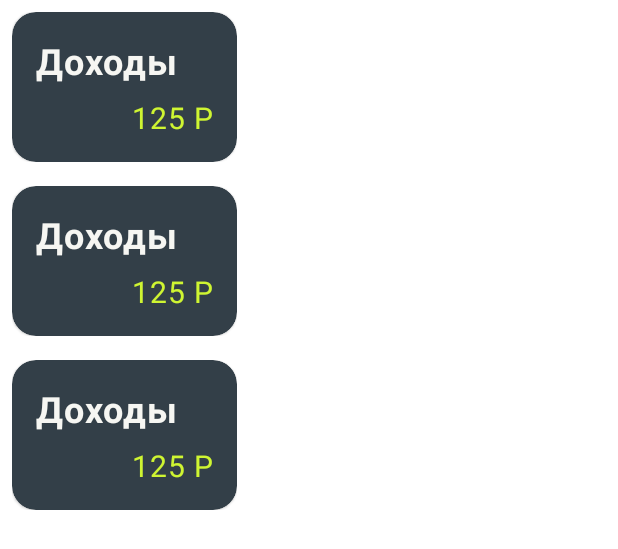
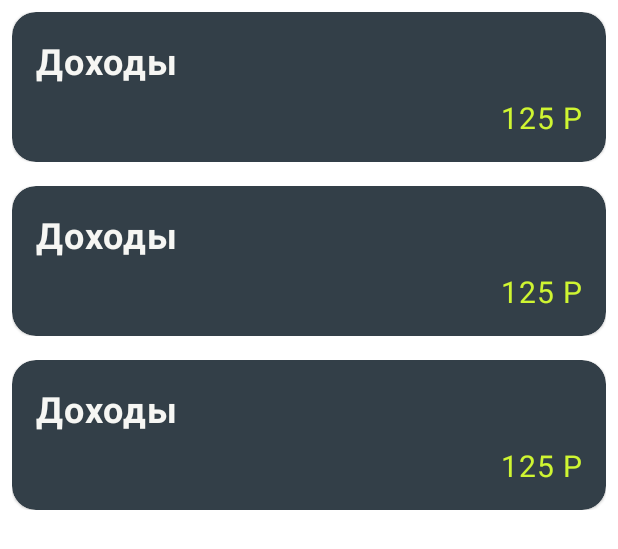
Before and after one commit to extode/FitnessAndFinance, an Android app: the layout fragment_finance.xml on its own in the app's theme, with its tools: preview values and no code run, on a phone screen of 412 x 824 dp. Shown: the top 549 px of the screen. Run offline under Robolectric (Android 15) with nearby library versions, the light colour scheme and no system bars.

Commit message:
StaggeredLayoutManager for finance fragment, night theme added

```diff
--- a/app/src/main/java/com/compilinghappen/fitnessandfinance/finance/FinanceFragment.kt
+++ b/app/src/main/java/com/compilinghappen/fitnessandfinance/finance/FinanceFragment.kt
@@ -6,6 +6,8 @@ import android.view.*
 import androidx.fragment.app.Fragment
 import androidx.fragment.app.viewModels
 import androidx.navigation.fragment.findNavController
+import androidx.recyclerview.widget.LinearLayoutManager
+import androidx.recyclerview.widget.StaggeredGridLayoutManager
 import com.compilinghappen.fitnessandfinance.R
 import com.compilinghappen.fitnessandfinance.databinding.FragmentFinanceBinding
 import com.compilinghappen.fitnessandfinance.room.FNFDatabase
@@ -27,6 +29,7 @@ class FinanceFragment : Fragment() {
 
         val adapter = FinanceAdapter()
         binding.financeRecyclerview.adapter = adapter
+        binding.financeRecyclerview.layoutManager = StaggeredGridLayoutManager(2, LinearLayoutManager.VERTICAL)
 
         viewModel.categoryItems.observe(viewLifecycleOwner) {
             adapter.applyData(it)
--- a/app/src/main/res/drawable/custom_progress_bar.xml
+++ b/app/src/main/res/drawable/custom_progress_bar.xml
@@ -3,7 +3,7 @@
 
     <item android:id="@android:id/background">
         <shape>
-            <solid android:color="#50000000" />
+            <solid android:color="?attr/progressBarBackgroundColor" />
             <corners android:radius="8dp" />
         </shape>
     </item>
@@ -11,7 +11,7 @@
     <item android:id="@android:id/progress">
         <clip>
             <shape>
-                <solid android:color="?colorSecondary"/>
+                <solid android:color="?attr/progressBarForegroundColor" />
                 <corners android:radius="8dp" />
             </shape>
         </clip>
--- a/app/src/main/res/layout/finance_card_item_1.xml
+++ b/app/src/main/res/layout/finance_card_item_1.xml
@@ -10,19 +10,18 @@
     </data>
 
     <FrameLayout
-        android:layout_width="wrap_content"
+        android:layout_width="match_parent"
         android:layout_height="wrap_content"
         android:padding="8dp">
 
         <androidx.cardview.widget.CardView
             android:layout_width="match_parent"
-            android:layout_height="100dp"
+            android:layout_height="wrap_content"
             android:padding="8dp">
 
             <androidx.constraintlayout.widget.ConstraintLayout
                 android:layout_width="match_parent"
-                android:layout_height="match_parent"
-                android:minWidth="150dp">
+                android:layout_height="match_parent">
 
                 <TextView
                     android:id="@+id/finance_card_item_2_title"
@@ -43,11 +42,13 @@
                     cash="@{categoryItem.cash}"
                     android:layout_width="wrap_content"
                     android:layout_height="wrap_content"
+                    android:layout_marginTop="8dp"
                     android:layout_marginEnd="16dp"
                     android:layout_marginBottom="16dp"
                     android:textAppearance="@style/TextAppearance.FitnessNFinance.CardView.Content"
                     app:layout_constraintBottom_toBottomOf="parent"
                     app:layout_constraintEnd_toEndOf="parent"
+                    app:layout_constraintTop_toBottomOf="@+id/finance_card_item_2_title"
                     tools:text="125 Р" />
 
             </androidx.constraintlayout.widget.ConstraintLayout>
--- a/app/src/main/res/layout/finance_card_item_2.xml
+++ b/app/src/main/res/layout/finance_card_item_2.xml
@@ -58,6 +58,7 @@
                     cash="@{categoryItem.cash}"
                     android:layout_width="0dp"
                     android:layout_height="wrap_content"
+                    android:layout_marginTop="8dp"
                     android:layout_marginEnd="16dp"
                     android:layout_marginBottom="8dp"
                     android:textAlignment="viewEnd"
--- a/app/src/main/res/layout/fragment_finance.xml
+++ b/app/src/main/res/layout/fragment_finance.xml
@@ -10,7 +10,6 @@
         android:id="@+id/finance_recyclerview"
         android:layout_width="match_parent"
         android:layout_height="match_parent"
-        app:layoutManager="androidx.recyclerview.widget.LinearLayoutManager"
         tools:listitem="@layout/finance_card_item_1" />
 
 </FrameLayout>
--- a/app/src/main/res/values-night/themes.xml
+++ b/app/src/main/res/values-night/themes.xml
@@ -2,17 +2,19 @@
     <!-- Base application theme. -->
     <style name="Theme.Fitnessandfinance" parent="Theme.MaterialComponents.DayNight.DarkActionBar">
         <!-- Primary brand color. -->
-        <item name="colorPrimary">@color/purple_200</item>
-        <item name="colorPrimaryVariant">@color/purple_700</item>
-        <item name="colorOnPrimary">@color/black</item>
+        <item name="colorPrimary">@color/nearblack</item>
+        <item name="colorPrimaryVariant">@color/light2</item>
+        <item name="colorOnPrimary">@color/light1</item>
         <!-- Secondary brand color. -->
-        <item name="colorSecondary">@color/teal_200</item>
-        <item name="colorSecondaryVariant">@color/teal_200</item>
+        <item name="colorSecondary">@color/yellow</item>
+        <item name="colorSecondaryVariant">@color/yellow</item>
         <item name="colorOnSecondary">@color/black</item>
         <!-- Status bar color. -->
-        <item name="android:statusBarColor" tools:targetApi="l">?attr/colorPrimaryVariant</item>
+        <item name="android:statusBarColor" tools:targetApi="l">@color/black</item>
         <!-- Customize your theme here. -->
 
         <item name="cardViewStyle">@style/Widget.FitnessNFinance.CardView</item>
+
+        <item name="progressBarBackgroundColor">#2DFFFFFF</item>
     </style>
 </resources>
--- /dev/null
+++ b/app/src/main/res/values/card_view_colors.xml
@@ -0,0 +1,5 @@
+<?xml version="1.0" encoding="utf-8"?>
+<resources>
+    <attr name="cardViewTitleColor" format="color" />
+    <attr name="cardViewContentColor" format="color" />
+</resources>
--- a/app/src/main/res/values/colors.xml
+++ b/app/src/main/res/values/colors.xml
@@ -7,4 +7,15 @@
     <color name="teal_700">#FF018786</color>
     <color name="black">#FF000000</color>
     <color name="white">#FFFFFFFF</color>
+
+
+    <color name="light1">#f6f6f3</color>
+    <color name="light1variant"></color>
+    <color name="light2">#ece9e6</color>
+    <color name="dark1">#7d8d98</color>
+    <color name="dark2">#333f48</color>
+    <color name="yellow">#cff532</color>
+
+    <color name="nearblack">#0a0a0a</color>
+    <color name="darkgrey">#1e1d1d</color>
 </resources>
--- /dev/null
+++ b/app/src/main/res/values/progress_bar_attrs.xml
@@ -0,0 +1,5 @@
+<?xml version="1.0" encoding="utf-8"?>
+<resources>
+    <attr name="progressBarForegroundColor" format="color" />
+    <attr name="progressBarBackgroundColor" format="color" />
+</resources>
--- a/app/src/main/res/values/themes.xml
+++ b/app/src/main/res/values/themes.xml
@@ -4,13 +4,13 @@
         <!-- Primary brand color. -->
         <item name="android:windowBackground">#ffffff</item>
 
-        <item name="colorPrimary">#333f48</item>
-        <item name="colorPrimaryVariant">#f6f6f2</item>
-        <item name="colorOnPrimary">#ece9e6</item>
+        <item name="colorPrimary">@color/dark2</item>
+        <item name="colorPrimaryVariant">@color/light1</item>
+        <item name="colorOnPrimary">@color/light2</item>
         <!-- Secondary brand color. -->
-        <item name="colorSecondary">#cff532</item>
+        <item name="colorSecondary">@color/yellow</item>
         <item name="colorSecondaryVariant">#778E1B</item>
-        <item name="colorOnSecondary">#333f48</item>
+        <item name="colorOnSecondary">@color/dark2</item>
 
         <item name="colorAccent">#ff00ff</item>
 
@@ -19,6 +19,9 @@
         <!-- Customize your theme here. -->
 
         <item name="cardViewStyle">@style/Widget.FitnessNFinance.CardView</item>
+
+        <item name="progressBarForegroundColor">?colorSecondary</item>
+        <item name="progressBarBackgroundColor">#50000000</item>
     </style>
 
     <style name="Widget.FitnessNFinance.CardView" parent="Widget.MaterialComponents.CardView">
```
Also changed, not shown: app/src/main/res/drawable/card_gradient.xml (deleted, +0 -7 lines).
